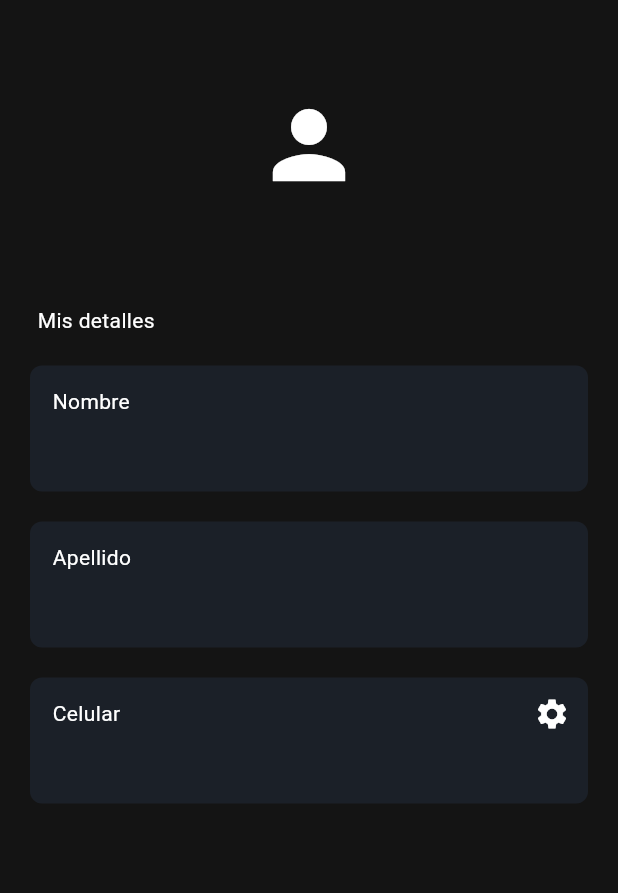
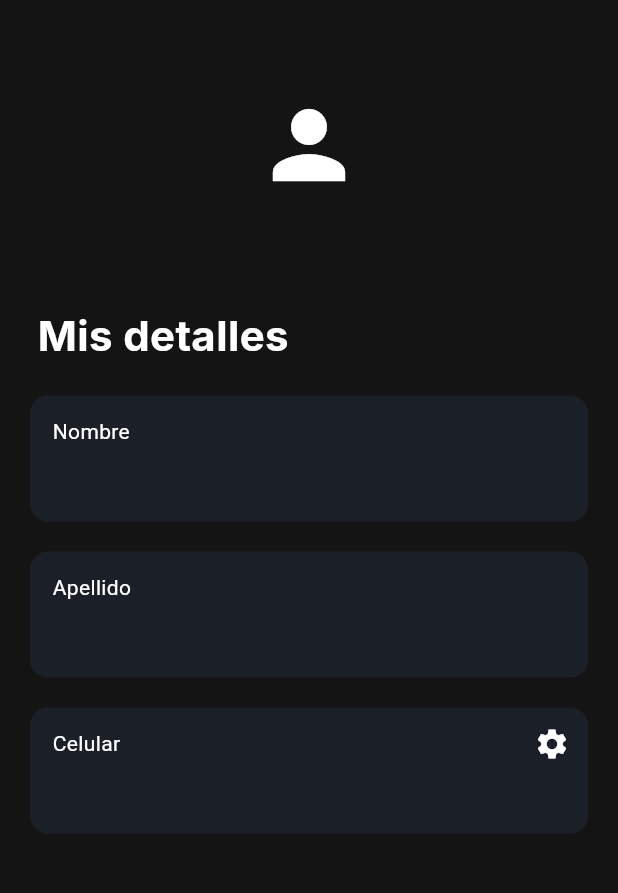
Before and after one commit to pablopronsky/SkalyGym, a Flutter app: the ProfilePage screen opened by its route, on a phone screen of 412 x 824 dp, the part 68-961 px from its top. Run offline on Flutter 3.47's test engine with Material 3 defaults, Android fonts, the phone set to English and light mode, and no system bars; our stand-ins replace cloud_firestore, email_validator, equatable, firebase_auth, firebase_core, flutter_riverpod and 4 more; accounts and stored records are empty; network calls fail.

Commit message:
nuevo profile

```diff
--- a/lib/components/my_text_box.dart
+++ b/lib/components/my_text_box.dart
@@ -21,7 +21,7 @@ class MyTextBox extends StatelessWidget {
     return Container(
       decoration: BoxDecoration(
         color: AppColors.textFieldColor,
-        borderRadius: BorderRadius.circular(8),
+        borderRadius: BorderRadius.circular(12),
       ),
       padding: const EdgeInsets.only(left: 15, bottom: 15),
       margin: const EdgeInsets.only(
--- a/lib/pages/profile.dart
+++ b/lib/pages/profile.dart
@@ -1,6 +1,7 @@
 import 'package:cloud_firestore/cloud_firestore.dart';
 import 'package:firebase_auth/firebase_auth.dart';
 import 'package:flutter/material.dart';
+import 'package:google_fonts/google_fonts.dart';
 import 'package:gym/components/appbar.dart';
 import 'package:gym/components/my_text_box.dart';
 import 'package:gym/utils/color_constants.dart';
@@ -143,12 +144,14 @@ class _ProfilePageState extends State<ProfilePage> {
                     const SizedBox(
                       height: 50,
                     ),
-                    const Padding(
-                      padding: EdgeInsets.only(left: 25.0),
+                     Padding(
+                      padding: const EdgeInsets.only(left: 25.0),
                       child: Text(
                         TextReplace.profileMyDetails,
-                        style: TextStyle(
+                        style: GoogleFonts.inter(
                           color: AppColors.fontColorPrimary,
+                          fontSize: 28,
+                          fontWeight: FontWeight.bold,
                         ),
                       ),
                     ),
--- a/lib/utils/text_constants.dart
+++ b/lib/utils/text_constants.dart
@@ -24,7 +24,7 @@ class TextReplace {
   static const String homeFooter = 'Clases disponibles para reservar:';
   static const String homeGoToButton = "Ver calendario";
   // Drawer
-  static const String drawerFirst = "H o m e";
+  static const String drawerFirst = "H O M E";
   static const String drawerSecond = "P E R F I L";
   static const String drawerLast = "C E R R A R  S E S I O N";
   // Profile
```
